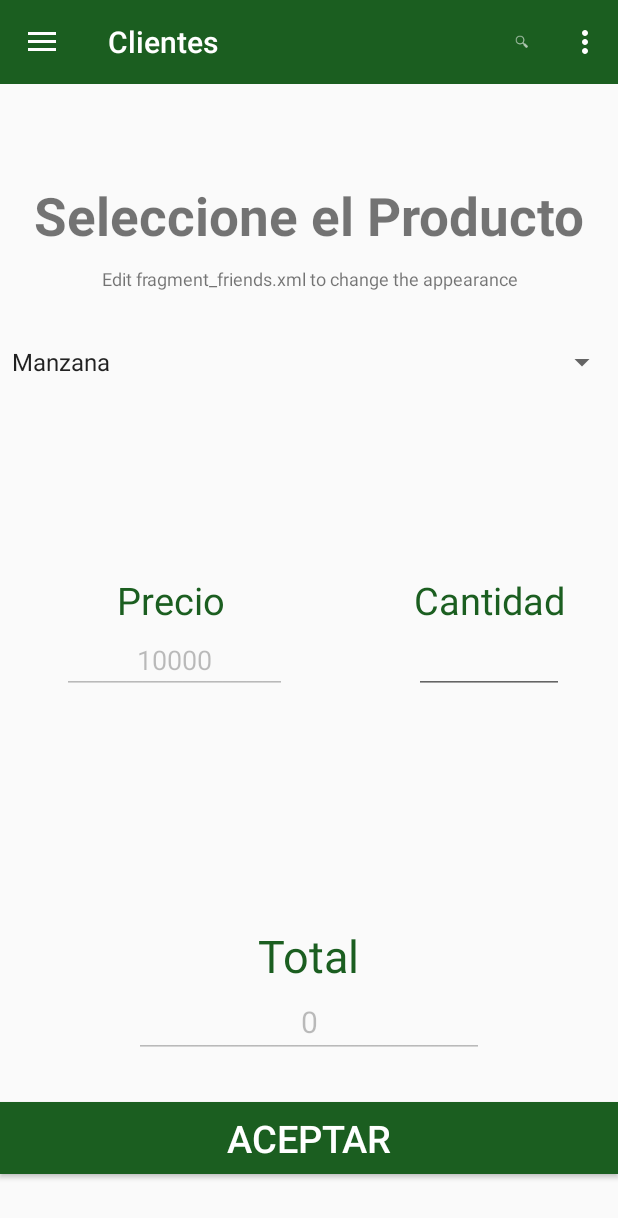
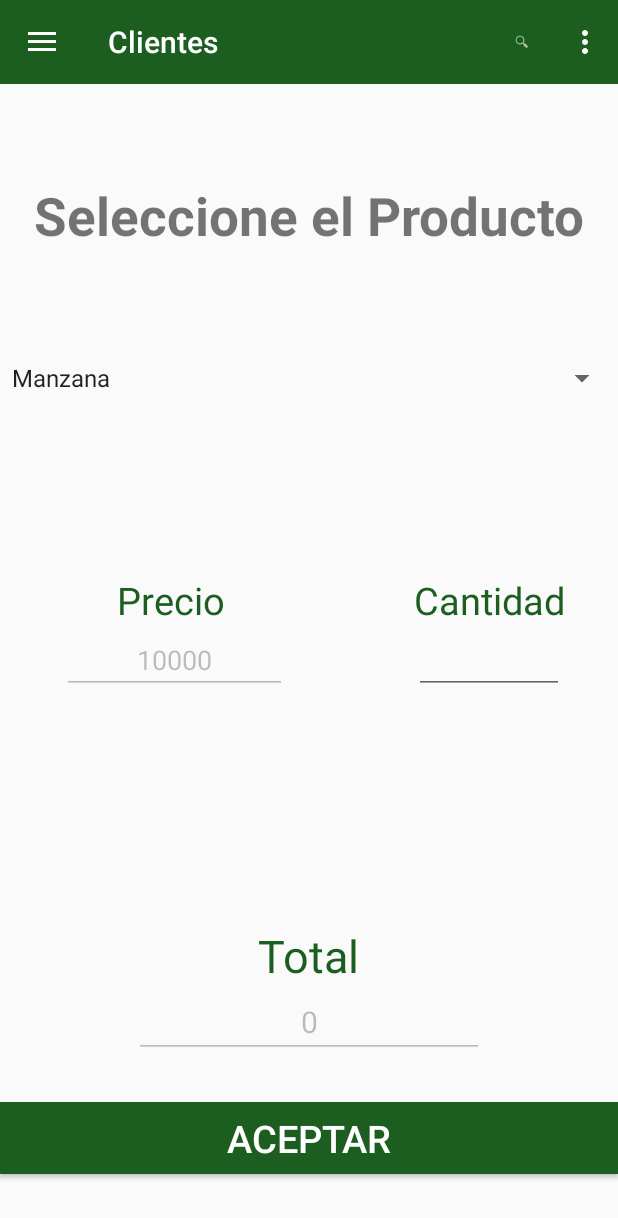
Before and after one commit to onsa21/SistemaPedidos, an Android app: the fragment ProductoFragment placed in its activity, on a phone screen of 412 x 824 dp. Shown: the top 1218 px of the screen. Run offline under Robolectric (Android 15) with nearby library versions, the phone set to English and light mode, and no system bars; 3 statements that could not run were skipped.

Commit message:
Detalles Finales

```diff
--- a/app/src/main/res/layout/fragment_producto.xml
+++ b/app/src/main/res/layout/fragment_producto.xml
@@ -19,23 +19,13 @@
         android:layout_alignParentLeft="true"
         android:layout_alignParentStart="true" />
 
-    <TextView
-        android:layout_below="@id/label"
-        android:layout_centerInParent="true"
-        android:layout_width="fill_parent"
-        android:layout_height="wrap_content"
-        android:textSize="12dp"
-        android:layout_marginTop="10dp"
-        android:gravity="center_horizontal"
-        android:text="Edit fragment_friends.xml to change the appearance"
-        android:id="@+id/textView7" />
 
     <Spinner
         android:layout_width="fill_parent"
         android:layout_height="wrap_content"
         android:id="@+id/spinProducto"
-        android:layout_marginTop="35dp"
-        android:layout_below="@+id/textView7"
+        android:layout_marginTop="184dp"
+
         android:layout_alignParentLeft="true"
         android:layout_alignParentStart="true" />
 
```
Also changed, not shown: app/src/main/java/com/herprogramacion/pedidos/ui/MainActivity.java (+7 -4 lines), app/src/main/res/layout/fragment_cliente.xml (+1 -10 lines), 1 other file.
